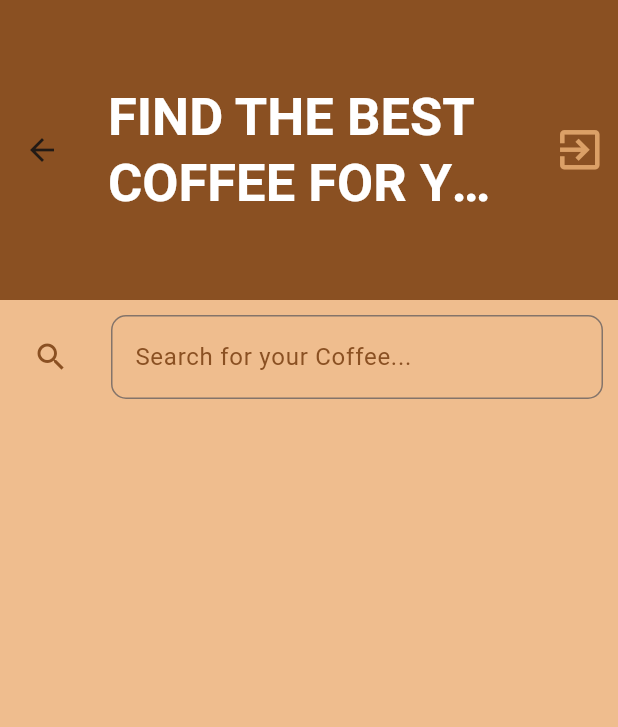
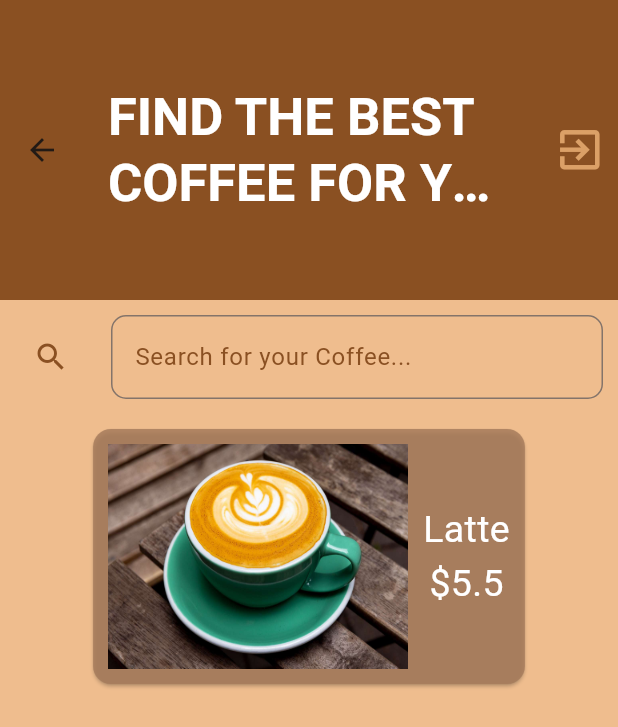
Before and after one commit to Anass3253/coffe_shop, a Flutter app: the MainScreen screen opened by its route, on a phone screen of 412 x 824 dp. Shown: the top 727 px of the screen. Run offline on Flutter 3.47's test engine with Material 3 defaults, Android fonts, the phone set to English and light mode, and no system bars; our stand-ins replace awesome_dialog, firebase_auth, firebase_core, transparent_image; accounts and stored records are empty.

Commit message:
Updating Card details

```diff
--- a/lib/main.dart
+++ b/lib/main.dart
@@ -53,15 +53,17 @@ class _MyAppState extends State<MyApp> {
         debugShowCheckedModeBanner: false,
         title: 'Coffee Shop',
         theme: Theme.of(context).copyWith(
-            colorScheme: ColorScheme.fromSeed(
-          seedColor: const Color.fromARGB(210, 111, 78, 55),
-          secondary:
-              const Color.fromARGB(210, 236, 177, 118), //rgb(236, 177, 118)
-        )),
-        home: (FirebaseAuth.instance.currentUser != null &&
-                FirebaseAuth.instance.currentUser!.emailVerified)
-            ? const MainScreen()
-            : const Login(),
+          colorScheme: ColorScheme.fromSeed(
+            seedColor: const Color.fromARGB(210, 111, 78, 55),
+            secondary: const Color.fromARGB(210, 236, 177, 118),
+            tertiary: const Color.fromARGB(210, 166, 123, 91), //rgb(166, 123, 91)
+          ),
+        ),
+        home: const MainScreen(),
+        //(FirebaseAuth.instance.currentUser != null &&
+        //         FirebaseAuth.instance.currentUser!.emailVerified)
+        //     ? const MainScreen()
+        //     : const Login(),
         routes: {
           "signUp": (context) => const SignUp(),
           "Login": (context) => const Login(),
--- a/lib/screens/login.dart
+++ b/lib/screens/login.dart
@@ -16,8 +16,7 @@ class _LoginState extends State<Login> {
   final _password = TextEditingController();
   final formState = GlobalKey<FormState>();
   bool _isPass = true;
-  var test = "hello from new branch";
-  var test2 = "Iam here";
+
   @override
   void dispose() {
     super.dispose();
--- a/lib/screens/main_screen.dart
+++ b/lib/screens/main_screen.dart
@@ -89,13 +89,14 @@ class _MainScreenState extends State<MainScreen> {
             ),
             const SingleChildScrollView(
               scrollDirection: Axis.horizontal,
-              child: Row(
+              child: Column(
+                crossAxisAlignment: CrossAxisAlignment.start,
                 children: [
-                  CardItem(),
-                  CardItem(),
-                  CardItem(),
-                  CardItem(),
-                  CardItem()
+                  CardItem(coffeeName: 'Latte', coffeePrice: '5.5', coffeeImgPath: 'images/latte.jpg',),
+                  // CardItem(),
+                  // CardItem(),
+                  // CardItem(),
+                  // CardItem()
                 ],
               ),
             ),
--- a/lib/widgets/card_item.dart
+++ b/lib/widgets/card_item.dart
@@ -1,9 +1,59 @@
 import 'package:flutter/material.dart';
+import 'package:transparent_image/transparent_image.dart';
 
-class CardItem extends StatelessWidget{
-  const CardItem({super.key});
+class CardItem extends StatelessWidget {
+  const CardItem({
+    super.key,
+    required this.coffeeName,
+    required this.coffeePrice,
+    required this.coffeeImgPath,
+  });
+  final String coffeeName;
+  final String coffeePrice;
+  final String coffeeImgPath;
   @override
   Widget build(BuildContext context) {
-    return Card();
+    return Card(
+      color: Theme.of(context).colorScheme.tertiary,
+      margin: const EdgeInsets.all(10),
+      child: InkWell(
+        onTap: () {},
+        child: Row(
+          children: [
+            Container(
+              margin: const EdgeInsets.fromLTRB(10, 10, 0, 10),
+              child: FadeInImage(
+                placeholder: MemoryImage(kTransparentImage),
+                image: AssetImage(coffeeImgPath),
+                fit: BoxFit.fill,
+                height: 150,
+                width: 200,
+              ),
+            ),
+            Container(
+              padding: const EdgeInsets.all(10),
+              child: Column(
+                children: [
+                  Text(
+                    coffeeName,
+                    style: TextStyle(
+                      fontSize: 25,
+                      color: Theme.of(context).colorScheme.onPrimary,
+                    ),
+                  ),
+                  Text(
+                    '\$$coffeePrice',
+                    style: TextStyle(
+                      fontSize: 25,
+                      color: Theme.of(context).colorScheme.onPrimary,
+                    ),
+                  )
+                ],
+              ),
+            )
+          ],
+        ),
+      ),
+    );
   }
 }
--- a/pubspec.yaml
+++ b/pubspec.yaml
@@ -38,6 +38,8 @@ dependencies:
   firebase_core: ^3.6.0
   firebase_auth: ^5.3.1
   awesome_dialog: ^3.2.1
+  cloud_firestore: ^5.4.4
+  transparent_image: ^2.0.1
 
 dev_dependencies:
   flutter_test:
```
Also changed, not shown: images/Mocha.jpg (added), images/capuucino.jpg (added), images/espresso.jpg (added), images/latte.jpg (added), pubspec.lock, 3 other files.
